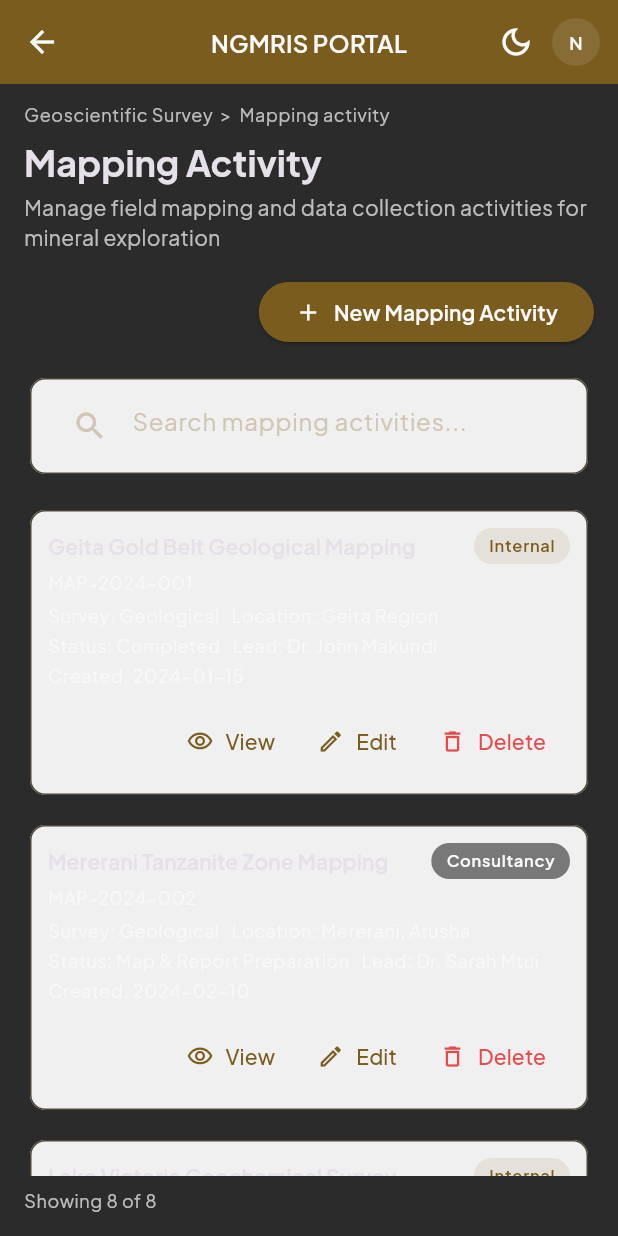
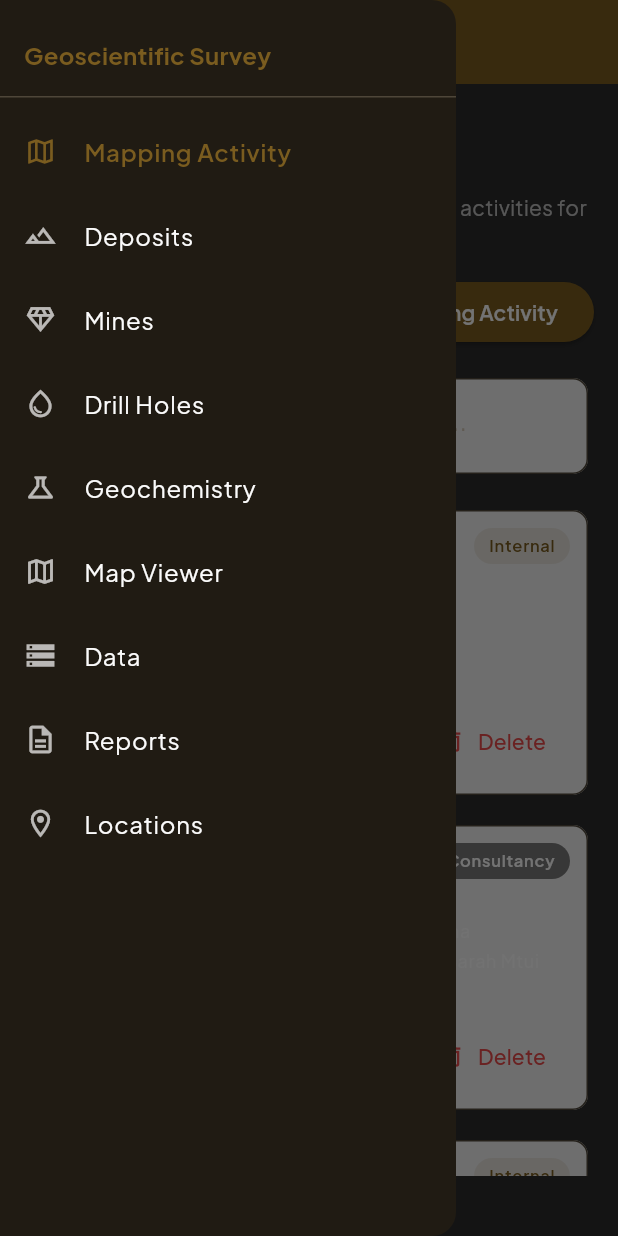
Before and after one commit to jlungo/madini_mobile, a Flutter app: the GeoscientificMappingListPage screen opened by its route, with the side drawer open (before the commit the screen has no drawer), on a phone screen of 412 x 824 dp. Run offline on Flutter 3.47's test engine with Material 3 defaults, Android fonts, the phone set to English and light mode, and no system bars; our stand-ins replace dartz, dio, file_picker, flutter_dotenv, flutter_secure_storage, go_router and 1 more; accounts and stored records are empty.

Commit message:
feat: enhance geoscientific survey routing and UI structure
- Added new GeosurveyShellPage to serve as a container for geoscientific survey sections, improving navigation and layout.
- Introduced GeosurveyPlaceholderPage for unimplemented sections, providing a consistent user experience with a "Coming soon" message.
- Updated GeoscientificMappingListPage to support conditional scaffolding based on usage context.
- Implemented new routes for various geoscientific survey sections, enhancing the overall routing structure and user navigation.

```diff
--- a/lib/core/config/router_config.dart
+++ b/lib/core/config/router_config.dart
@@ -11,6 +11,8 @@ import '../../features/dashboard/presentation/pages/dashboard_page.dart';
 import '../../features/datashop/presentation/pages/datashop_page.dart';
 import '../../features/geoscientific_survey/presentation/pages/geoscientific_mapping_create_page.dart';
 import '../../features/geoscientific_survey/presentation/pages/geoscientific_mapping_list_page.dart';
+import '../../features/geoscientific_survey/presentation/pages/geosurvey_placeholder_page.dart';
+import '../../features/geoscientific_survey/presentation/pages/geosurvey_shell_page.dart';
 import '../../features/geoscientific_survey/presentation/pages/mapping_activity_detail_page.dart';
 import '../../features/geoscientific_survey/presentation/pages/geoscientific_mapping_edit_page.dart';
 
@@ -69,9 +71,65 @@ GoRouter appRouter(AuthProvider authProvider) => GoRouter(
     GoRoute(
       path: '/geoscientific-survey',
       name: 'geoscientific-survey',
-      builder: (context, state) =>
-          const GeoscientificMappingListPage(),
+      redirect: (context, state) {
+        if (state.matchedLocation == '/geoscientific-survey') {
+          return '/geoscientific-survey/mapping-activity';
+        }
+        return null;
+      },
       routes: [
+        ShellRoute(
+          builder: (context, state, child) =>
+              GeosurveyShellPage(child: child),
+          routes: [
+            GoRoute(
+              path: 'mapping-activity',
+              name: 'geoscientific-mapping-activity',
+              builder: (context, state) =>
+                  const GeoscientificMappingListPage(useScaffold: false),
+            ),
+            GoRoute(
+              path: 'deposits',
+              builder: (context, state) =>
+                  const GeosurveyPlaceholderPage(title: 'Deposits'),
+            ),
+            GoRoute(
+              path: 'mines',
+              builder: (context, state) =>
+                  const GeosurveyPlaceholderPage(title: 'Mines'),
+            ),
+            GoRoute(
+              path: 'drill-holes',
+              builder: (context, state) =>
+                  const GeosurveyPlaceholderPage(title: 'Drill Holes'),
+            ),
+            GoRoute(
+              path: 'geochemistry',
+              builder: (context, state) =>
+                  const GeosurveyPlaceholderPage(title: 'Geochemistry'),
+            ),
+            GoRoute(
+              path: 'map-viewer',
+              builder: (context, state) =>
+                  const GeosurveyPlaceholderPage(title: 'Map Viewer'),
+            ),
+            GoRoute(
+              path: 'data',
+              builder: (context, state) =>
+                  const GeosurveyPlaceholderPage(title: 'Data'),
+            ),
+            GoRoute(
+              path: 'reports',
+              builder: (context, state) =>
+                  const GeosurveyPlaceholderPage(title: 'Reports'),
+            ),
+            GoRoute(
+              path: 'locations',
+              builder: (context, state) =>
+                  const GeosurveyPlaceholderPage(title: 'Locations'),
+            ),
+          ],
+        ),
         GoRoute(
           path: 'mapping/new',
           name: 'geoscientific-mapping-new',
--- a/lib/features/geoscientific_survey/presentation/pages/geoscientific_mapping_list_page.dart
+++ b/lib/features/geoscientific_survey/presentation/pages/geoscientific_mapping_list_page.dart
@@ -9,7 +9,13 @@ import '../../domain/entities/mapping_activity_entity.dart';
 import '../controllers/mapping_activity_controller.dart';
 
 class GeoscientificMappingListPage extends StatefulWidget {
-  const GeoscientificMappingListPage({super.key});
+  const GeoscientificMappingListPage({
+    super.key,
+    this.useScaffold = true,
+  });
+
+  /// When false, only the list content is built (for use inside GeosurveyShellPage).
+  final bool useScaffold;
 
   @override
   State<GeoscientificMappingListPage> createState() =>
@@ -90,12 +96,8 @@ class _GeoscientificMappingListPageState
     }
   }
 
-  @override
-  Widget build(BuildContext context) {
-    final theme = Theme.of(context);
-
-    return AppScaffold(
-      body: Consumer<MappingActivityController>(
+  Widget _buildContent(BuildContext context, ThemeData theme) {
+    return Consumer<MappingActivityController>(
         builder: (context, ctrl, _) {
           final filtered = _filter(ctrl.activities, _searchQuery);
 
@@ -235,8 +237,20 @@ class _GeoscientificMappingListPageState
             ),
           );
         },
-      ),
-    );
+      );
+  }
+
+  @override
+  Widget build(BuildContext context) {
+    final theme = Theme.of(context);
+    final content = _buildContent(context, theme);
+    if (widget.useScaffold) {
+      return AppScaffold(
+        title: 'Mapping Activity',
+        body: content,
+      );
+    }
+    return content;
   }
 }
 
--- /dev/null
+++ b/lib/features/geoscientific_survey/presentation/pages/geosurvey_shell_page.dart
@@ -0,0 +1,55 @@
+import 'package:flutter/material.dart';
+import 'package:go_router/go_router.dart';
+
+import '../widgets/geosurvey_drawer.dart';
+
+/// Shell for geosurvey module: drawer with section list and [child] as body.
+/// Used with go_router ShellRoute; auth is enforced by parent route guard.
+class GeosurveyShellPage extends StatelessWidget {
+  const GeosurveyShellPage({
+    super.key,
+    required this.child,
+  });
+
+  final Widget child;
+
+  @override
+  Widget build(BuildContext context) {
+    final location = GoRouterState.of(context).matchedLocation;
+
+    return Scaffold(
+      appBar: AppBar(
+        leading: IconButton(
+          icon: const Icon(Icons.menu),
+          onPressed: () => Scaffold.of(context).openDrawer(),
+        ),
+        title: Text(
+          _titleForLocation(location),
+          style: Theme.of(context).textTheme.titleMedium?.copyWith(
+                fontWeight: FontWeight.w600,
+              ),
+        ),
+        backgroundColor: Theme.of(context).colorScheme.primary,
+        foregroundColor: Theme.of(context).colorScheme.onPrimary,
+        elevation: 0,
+      ),
+      drawer: GeosurveyDrawer(currentLocation: location),
+      body: SafeArea(child: child),
+    );
+  }
+
+  static String _titleForLocation(String location) {
+    if (location.contains('/mapping-activity') && !location.contains('/mapping/') && !location.contains('/mapping-activity/')) {
+      return 'Mapping Activity';
+    }
+    if (location.contains('/deposits')) return 'Deposits';
+    if (location.contains('/mines')) return 'Mines';
+    if (location.contains('/drill-holes')) return 'Drill Holes';
+    if (location.contains('/geochemistry')) return 'Geochemistry';
+    if (location.contains('/map-viewer')) return 'Map Viewer';
+    if (location.contains('/data')) return 'Data';
+    if (location.contains('/reports')) return 'Reports';
+    if (location.contains('/locations')) return 'Locations';
+    return 'Geoscientific Survey';
+  }
+}
--- /dev/null
+++ b/lib/features/geoscientific_survey/presentation/widgets/geosurvey_drawer.dart
@@ -0,0 +1,143 @@
+import 'package:flutter/material.dart';
+import 'package:go_router/go_router.dart';
+
+/// Section item for geosurvey sub-navigation.
+class GeosurveySection {
+  const GeosurveySection({
+    required this.id,
+    required this.title,
+    required this.route,
+    required this.icon,
+  });
+
+  final String id;
+  final String title;
+  final String route;
+  final IconData icon;
+}
+
+/// All geosurvey sections; default is mapping-activity.
+List<GeosurveySection> get geosurveySections => [
+      GeosurveySection(
+        id: 'mapping-activity',
+        title: 'Mapping Activity',
+        route: '/geoscientific-survey/mapping-activity',
+        icon: Icons.map_outlined,
+      ),
+      GeosurveySection(
+        id: 'deposits',
+        title: 'Deposits',
+        route: '/geoscientific-survey/deposits',
+        icon: Icons.landscape_outlined,
+      ),
+      GeosurveySection(
+        id: 'mines',
+        title: 'Mines',
+        route: '/geoscientific-survey/mines',
+        icon: Icons.diamond_outlined,
+      ),
+      GeosurveySection(
+        id: 'drill-holes',
+        title: 'Drill Holes',
+        route: '/geoscientific-survey/drill-holes',
+        icon: Icons.water_drop_outlined,
+      ),
+      GeosurveySection(
+        id: 'geochemistry',
+        title: 'Geochemistry',
+        route: '/geoscientific-survey/geochemistry',
+        icon: Icons.science_outlined,
+      ),
+      GeosurveySection(
+        id: 'map-viewer',
+        title: 'Map Viewer',
+        route: '/geoscientific-survey/map-viewer',
+        icon: Icons.map_outlined,
+      ),
+      GeosurveySection(
+        id: 'data',
+        title: 'Data',
+        route: '/geoscientific-survey/data',
+        icon: Icons.storage_outlined,
+      ),
+      GeosurveySection(
+        id: 'reports',
+        title: 'Reports',
+        route: '/geoscientific-survey/reports',
+        icon: Icons.description_outlined,
+      ),
+      GeosurveySection(
+        id: 'locations',
+        title: 'Locations',
+        route: '/geoscientific-survey/locations',
+        icon: Icons.location_on_outlined,
+      ),
+    ];
+
+/// Drawer for geosurvey module; highlights current route and navigates on tap.
+class GeosurveyDrawer extends StatelessWidget {
+  const GeosurveyDrawer({
+    super.key,
+    required this.currentLocation,
+  });
+
+  final String currentLocation;
+
+  @override
+  Widget build(BuildContext context) {
+    final theme = Theme.of(context);
+
+    return Drawer(
+      child: SafeArea(
+        child: Column(
+          crossAxisAlignment: CrossAxisAlignment.stretch,
+          children: [
+            Padding(
+              padding: const EdgeInsets.fromLTRB(16, 24, 16, 16),
+              child: Text(
+                'Geoscientific Survey',
+                style: theme.textTheme.titleMedium?.copyWith(
+                  fontWeight: FontWeight.w700,
+                  color: theme.colorScheme.primary,
+                ),
+              ),
+            ),
+            const Divider(height: 1),
+            Expanded(
+              child: ListView(
+                padding: const EdgeInsets.symmetric(vertical: 8),
+                children: geosurveySections.map((section) {
+                  final selected = currentLocation == section.route ||
+                      currentLocation.startsWith('${section.route}/');
+                  return ListTile(
+                    leading: Icon(
+                      section.icon,
+                      size: 22,
+                      color: selected
+                          ? theme.colorScheme.primary
+                          : theme.colorScheme.onSurface.withValues(alpha: 0.7),
+                    ),
+                    title: Text(
+                      section.title,
+                      style: TextStyle(
+                        fontWeight: selected ? FontWeight.w600 : null,
+                        color: selected
+                            ? theme.colorScheme.primary
+                            : theme.colorScheme.onSurface,
+                      ),
+                    ),
+                    selected: selected,
+                    onTap: () {
+                      Navigator.of(context).pop();
+                      if (!selected) context.go(section.route);
+                    },
+                  );
+                }).toList(),
+              ),
+            ),
+          ],
+        ),
+      ),
+    );
+  }
+}
```
Also changed, not shown: lib/features/geoscientific_survey/presentation/pages/geosurvey_placeholder_page.dart (added, +55 -0 lines).
